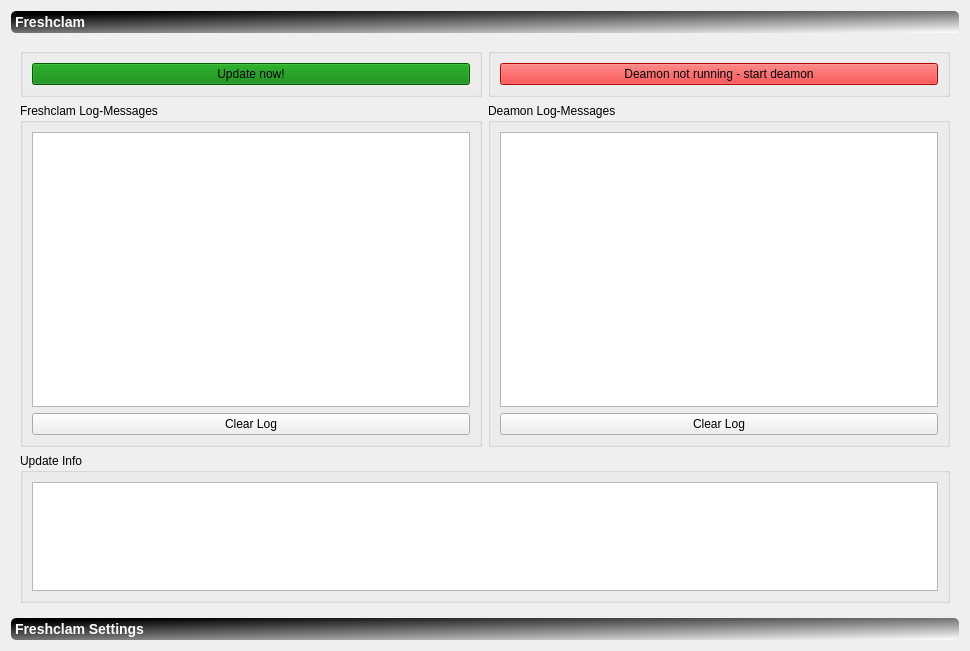
This is ui/freshclamsetter.ui in robinking623/clamav-gui as Qt 5 draws it before an edit. The edited form follows.
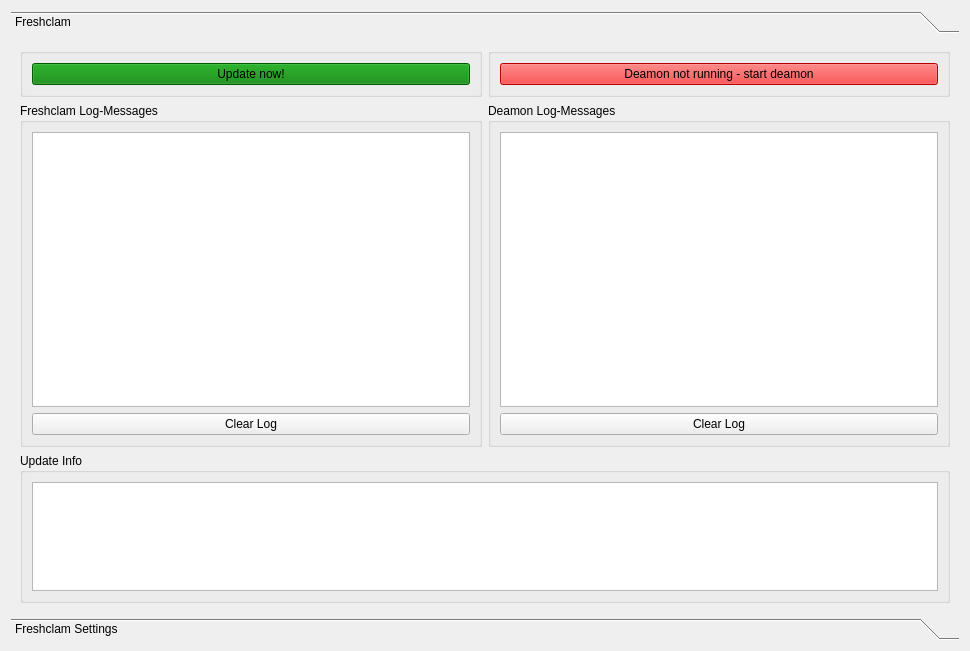
This is the edited form. Icons and pictures are not drawn.

The edit to the form file:
```diff
--- a/ui/freshclamsetter.ui
+++ b/ui/freshclamsetter.ui
@@ -16,16 +16,6 @@
   <layout class="QHBoxLayout" name="horizontalLayout">
    <item>
     <widget class="QToolBox" name="toolBox">
-     <property name="styleSheet">
-      <string notr="true">QToolBox::tab {
-	font-weight:bold;
-	font-size:14px;
-	background-color: qlineargradient(spread:pad, x1:0.005, y1:0.006, x2:1, y2:1, stop:0.0819672 rgba(0, 0, 0, 255), stop:1 rgba(255, 255, 255, 255));
-	color: white;
-	border-radius:5px;
-}
-</string>
-     </property>
      <property name="currentIndex">
       <number>0</number>
      </property>
```
